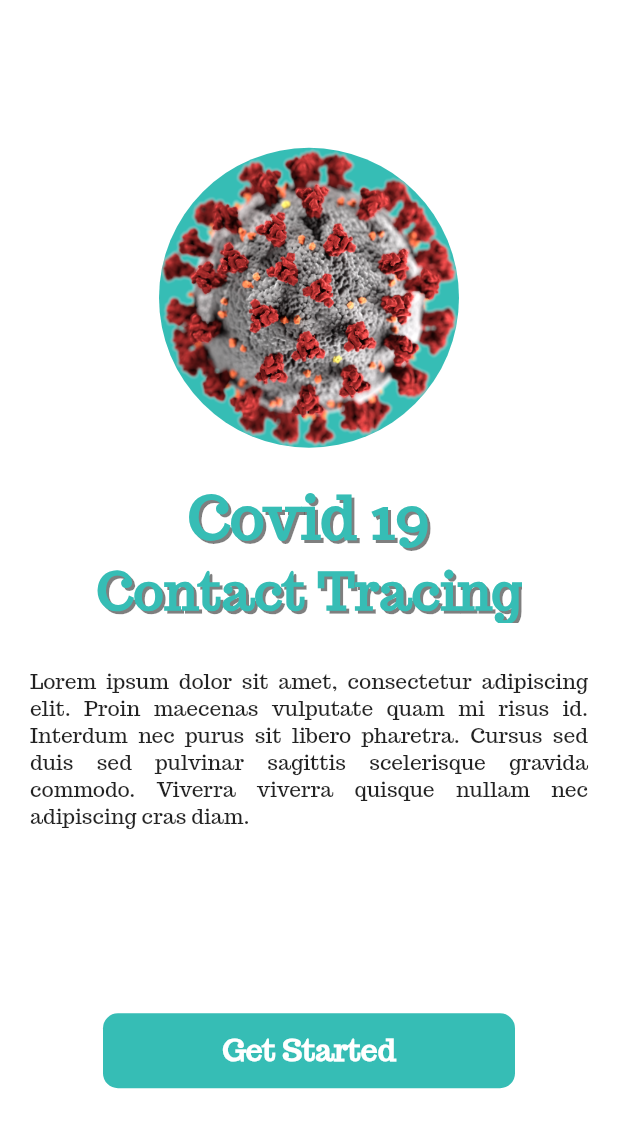
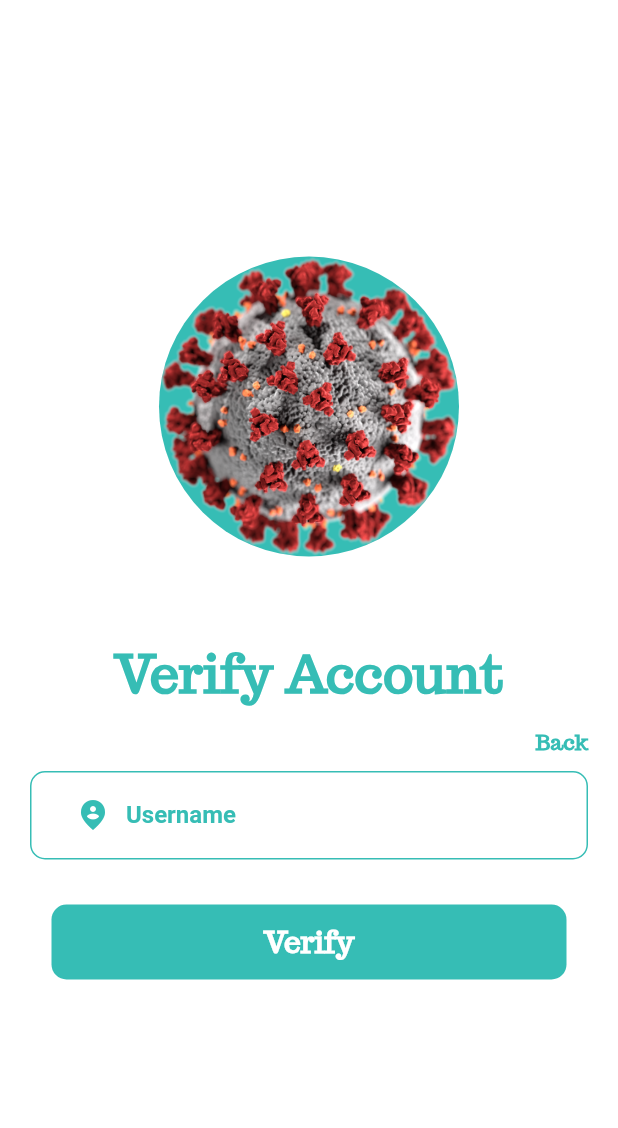
Before and after one commit to IoT-Communications/JICA-Application, a Flutter app: the screen it shows after launch, on a phone screen of 412 x 824 dp. Shown: the top 1128 px of the screen. Run offline on Flutter 3.47's test engine with Material 2 defaults, Android fonts, the phone set to English and light mode, and no system bars; our stand-ins replace hexcolor, logger, recase.

Commit message:
fix verify account screen

```diff
--- a/lib/main.dart
+++ b/lib/main.dart
@@ -1,4 +1,5 @@
 import 'package:flutter/material.dart';
+import 'package:jica/src/ui/screens/auth/verify_account/verify_account_screen.dart';
 import 'package:jica/src/utils/colors.dart';
 import 'package:jica/src/utils/routes.dart';
 import 'src/ui/screens/welcome/welcome_screen.dart';
@@ -18,7 +19,7 @@
         primarySwatch: Colors.green,
         accentColor: LIGHT_GREEN,
       ),
-      home: WelcomeScreen(),
+      home: VerifyAccountScreen(),
       routes: routes,
     );
   }
--- a/lib/src/ui/screens/auth/verify_account/verify_account_screen.dart
+++ b/lib/src/ui/screens/auth/verify_account/verify_account_screen.dart
@@ -0,0 +1,95 @@
+import 'package:flutter/material.dart';
+import 'package:jica/src/ui/screens/auth/register/register_screen.dart';
+import 'package:jica/src/ui/screens/welcome/welcome_screen.dart';
+import 'package:jica/src/ui/widgets/covid_logo.dart';
+import 'package:jica/src/ui/widgets/custom_raised_button.dart';
+import 'package:jica/src/ui/widgets/custom_text_form_field.dart';
+import 'package:jica/src/utils/colors.dart';
+import 'package:jica/src/utils/constants.dart';
+
+class VerifyAccountScreen extends StatefulWidget {
+  static final String routeName = '/verify_account';
+
+  @override
+  _VerifyAccountScreenState createState() => _VerifyAccountScreenState();
+}
+
+class _VerifyAccountScreenState extends State<VerifyAccountScreen> {
+  TextEditingController _usernameController = TextEditingController();
+  @override
+  Widget build(BuildContext context) {
+    return SafeArea(
+      child: Material(
+        child: Container(
+          color: Colors.white,
+          child: Column(
+            crossAxisAlignment: CrossAxisAlignment.center,
+            mainAxisAlignment: MainAxisAlignment.center,
+            children: [
+              CovidLogo(),
+              SizedBox(height: 40),
+              Container(
+                alignment: Alignment.center,
+                margin: EdgeInsets.all(10),
+                padding: EdgeInsets.all(5),
+                child: GestureDetector(
+                  onTap: () {
+                    Navigator.pop(context);
+                  },
+                  child: Text(
+                    'Verify Account',
+                    style: TextStyle(
+                      color: kLightAccent,
+                      fontSize: 35,
+                      fontWeight: FontWeight.bold,
+                      fontFamily: 'Trocchi',
+                    ),
+                  ),
+                ),
+              ),
+              GestureDetector(
+                onTap: () {
+                  Navigator.pop(context);
+                },
+                child: Container(
+                  alignment: Alignment.centerRight,
+                  margin: EdgeInsets.fromLTRB(0, 0, 20, 10),
+                  child: Text(
+                    'Back',
+                    style: TextStyle(
+                      color: kLightAccent,
+                      fontSize: 14,
+                      fontWeight: FontWeight.bold,
+                      fontFamily: 'Trocchi',
+                    ),
+                  ),
+                ),
+              ),
+              CustomTextFormField(
+                labelText: kUsername,
+                controller: _usernameController,
+                prefixIconData: Icons.person_pin_circle_sharp,
+              ),
+              SizedBox(
+                height: 30,
+              ),
+              Container(
+                width: MediaQuery.of(context).size.width / 1.2,
+                height: 50,
+                child: CustomRaisedButton(
+                  labelText: "Verify",
+                  textColor: Colors.white,
+                  radius: 10,
+                  onPressed: onPressed,
+                  fillColor: kLightAccent,
+                ),
+              ),
+            ],
+          ),
+        ),
+      ),
+    );
+  }
+
+  void onPressed() {}
+}
--- a/lib/src/ui/screens/welcome/welcome_screen.dart
+++ b/lib/src/ui/screens/welcome/welcome_screen.dart
@@ -12,6 +12,7 @@
   Widget build(BuildContext context) {
     return SafeArea(
       child: Material(
+        child: SingleChildScrollView(
           child: Container(
             color: Colors.white,
             child: Column(
@@ -66,7 +67,7 @@
                     ),
                   ),
                 ),
-              SizedBox(height: 30),
+                SizedBox(height: 20),
                 Container(
                   width: MediaQuery.of(context).size.width / 1.5,
                   height: 50,
@@ -82,6 +83,7 @@
             ),
           ),
         ),
+      ),
     );
   }
 
```
Lines whose indentation alone changed are shown as unchanged.
